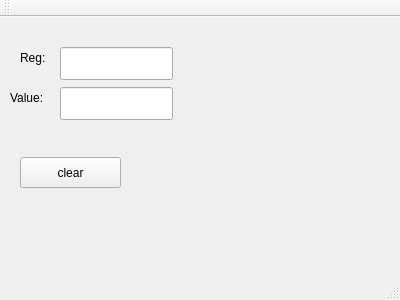
emi1988/carHeadUp, file dotMatrix/mainwindow.ui: the form before one commit.
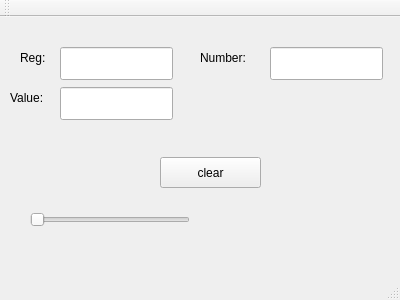
The form after the commit.

Commit message: - display numbers added ui: slider an displaying numbers

What changed in the file:
```diff
--- a/dotMatrix/mainwindow.ui
+++ b/dotMatrix/mainwindow.ui
@@ -63,7 +63,7 @@
    <widget class="QPushButton" name="pushButton">
     <property name="geometry">
      <rect>
-      <x>20</x>
+      <x>160</x>
       <y>140</y>
       <width>101</width>
       <height>31</height>
@@ -73,6 +73,42 @@
      <string>clear</string>
     </property>
    </widget>
+   <widget class="QLineEdit" name="lineEditNumber">
+    <property name="geometry">
+     <rect>
+      <x>270</x>
+      <y>30</y>
+      <width>113</width>
+      <height>33</height>
+     </rect>
+    </property>
+   </widget>
+   <widget class="QLabel" name="label_3">
+    <property name="geometry">
+     <rect>
+      <x>200</x>
+      <y>30</y>
+      <width>68</width>
+      <height>21</height>
+     </rect>
+    </property>
+    <property name="text">
+     <string>Number:</string>
+    </property>
+   </widget>
+   <widget class="QSlider" name="horizontalSlider">
+    <property name="geometry">
+     <rect>
+      <x>30</x>
+      <y>190</y>
+      <width>160</width>
+      <height>26</height>
+     </rect>
+    </property>
+    <property name="orientation">
+     <enum>Qt::Horizontal</enum>
+    </property>
+   </widget>
   </widget>
   <widget class="QMenuBar" name="menuBar">
    <property name="geometry">
```
The commit also changes 4 other files.
